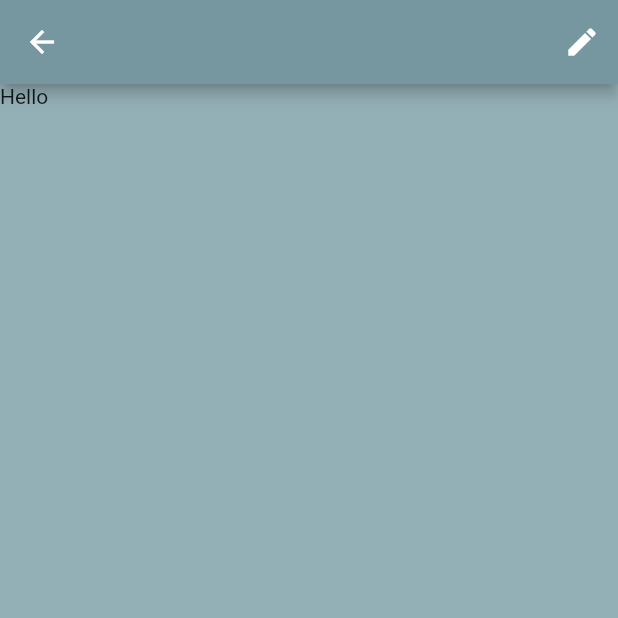
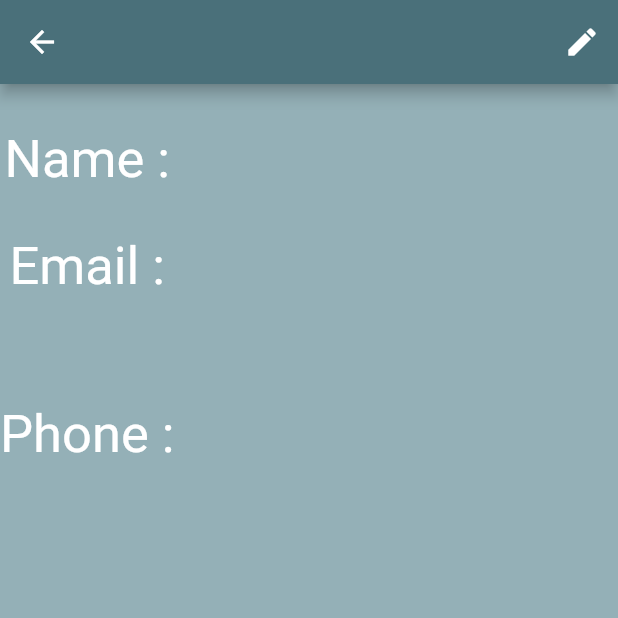
Before and after one commit to vikash18o19/soil-app-frontend, a Flutter app: the myAcc screen opened directly, after a tap on "Account Details", on a phone screen of 412 x 824 dp, the top half of it. Run offline on Flutter 3.47's test engine with Material 2 defaults, Android fonts, the phone set to English and light mode, and no system bars; our stand-ins replace geolocator, google_nav_bar, image_picker, shared_preferences; accounts and stored records are empty; network calls fail.

Commit message:
accdetails etc

```diff
--- a/lib/pages/acc_details.dart
+++ b/lib/pages/acc_details.dart
@@ -1,6 +1,7 @@
 import 'package:flutter/material.dart';
 import 'package:flutter/src/widgets/framework.dart';
 import 'package:flutter/src/widgets/placeholder.dart';
+import 'package:shared_preferences/shared_preferences.dart';
 import 'package:soil_app/utils/Colors.dart';
 
 class AccDetails extends StatefulWidget {
@@ -11,12 +12,35 @@ class AccDetails extends StatefulWidget {
 }
 
 class _AccDetailsState extends State<AccDetails> {
+
+  String _email='';
+  String _name='';
+  String _phone='';
+
   @override
+
+  void initState() {
+    super.initState();
+    load();
+  }
+
+  Future<void> load()async {
+    final prefs = await SharedPreferences.getInstance();
+    final name = prefs.getString('name');
+    final email = prefs.getString('email');
+    final phone = prefs.getString('phone');
+    setState(() {
+      _email=email!;
+      _name=name!;
+      _phone=phone!;
+    });
+  }
+
   Widget build(BuildContext context) {
     return Scaffold(
       backgroundColor: AppColors.c3,
       appBar: AppBar(
-        backgroundColor: AppColors.c4,
+        backgroundColor: AppColors.c5,
         foregroundColor: AppColors.c0,
         leading: BackButton(
           onPressed: () {
@@ -32,7 +56,21 @@ class _AccDetailsState extends State<AccDetails> {
       body: Container(
         child: Column(
           children: [
-            Text('Hello')
+            const SizedBox(height: 30,),
+            Text('Name : ${_name}',style: TextStyle(
+                color: AppColors.c0,
+                fontSize: 35
+              ),),
+            const SizedBox(height: 30,),
+            Text('Email : \n ${_email}',style: TextStyle(
+                color: AppColors.c0,
+                fontSize: 35
+              ),),
+            const SizedBox(height: 30,),
+            Text('Phone : ${_phone}',style: TextStyle(
+                color: AppColors.c0,
+                fontSize: 35
+              ),)
           ],
         ),
       ),
--- a/lib/pages/login_page.dart
+++ b/lib/pages/login_page.dart
@@ -68,10 +68,17 @@ class _LoginPageState extends State<LoginPage> {
       final refreshToken = data['refreshToken'];
       final user = data['user'];
       final userId = user['_id'];
+      final email = user['email'];
+      final name = user['name'];
+      final phone = user['phone'];
+
       await SharedPreferences.getInstance().then((prefs) {
         prefs.setString('token', token);
         prefs.setString('refreshToken', refreshToken);
         prefs.setString('userId', userId);
+        prefs.setString('email', email);
+        prefs.setString('name', name);
+        prefs.setString('phone', phone);
       });
       // navigate to HomePage and prevent user from going back
       Navigator.pushAndRemoveUntil(
--- a/lib/pages/my_acc.dart
+++ b/lib/pages/my_acc.dart
@@ -5,9 +5,11 @@ import 'package:flutter/src/widgets/placeholder.dart';
 import 'package:image_picker/image_picker.dart';
 import 'package:path_provider/path_provider.dart';
 import 'package:shared_preferences/shared_preferences.dart';
+import 'package:soil_app/pages/about_us.dart';
 import 'package:soil_app/pages/acc_details.dart';
 import 'package:soil_app/pages/history.dart';
 import 'package:soil_app/pages/search.dart';
+import 'package:soil_app/pages/settings.dart';
 import 'package:soil_app/pages/signup_page.dart';
 import 'package:soil_app/utils/Colors.dart';
 
@@ -143,19 +145,7 @@ class _myAccState extends State<myAcc> {
                 GestureDetector(
                   onTap: () {
                     Navigator.push(context,
-                    MaterialPageRoute(builder: (context)=>Search()));
-                  },
-                  child: Text(
-                    'Search',
-                    style: TextStyle(fontSize: 30, color: AppColors.c0),
-                  ),
-                ),
-                const SizedBox(
-                  height: 20,
-                ),
-                GestureDetector(
-                  onTap: () {
-
+                    MaterialPageRoute(builder: (context)=> Settings() ));
                   },
                   child: Text(
                     'Settings',
@@ -167,7 +157,8 @@ class _myAccState extends State<myAcc> {
                 ),
                 GestureDetector(
                   onTap: () {
-
+                    Navigator.push(context,
+                    MaterialPageRoute(builder: (context)=>AboutUs()),);
                   },
                   child: Text(
                     'About Us',
--- a/lib/pages/signup_page.dart
+++ b/lib/pages/signup_page.dart
@@ -76,10 +76,17 @@ class _SignUpPageState extends State<SignUpPage> {
       final refreshToken = data['refreshToken'];
       final user = data['user'];
       final userId = user['_id'];
+      final email = user['email'];
+      final name = user['name'];
+      final phone = user['phone'];
+
       await SharedPreferences.getInstance().then((prefs) {
         prefs.setString('token', token);
         prefs.setString('refreshToken', refreshToken);
         prefs.setString('userId', userId);
+        prefs.setString('email', email);
+        prefs.setString('name', name);
+        prefs.setString('phone', phone);
       });
       setState(() {
         _signupProcess = false;
```
Also changed, not shown: lib/pages/about_us.dart (added, +96 -0 lines), lib/pages/home_page.dart (+11 -4 lines), lib/pages/settings.dart (added, +53 -0 lines).
